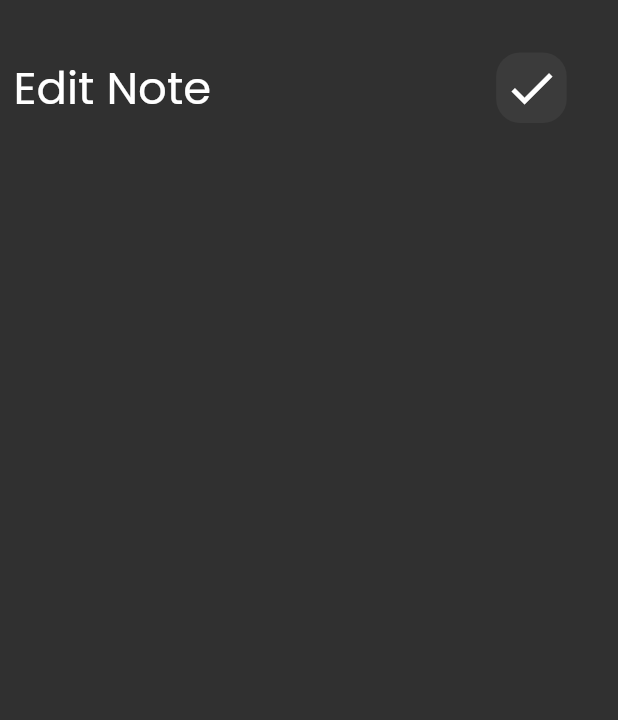
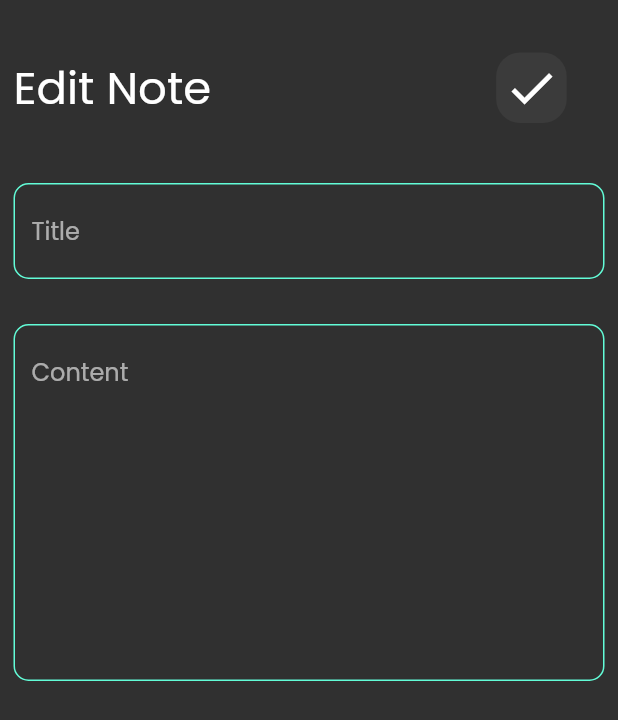
Before and after one commit to mohandalnjjar/notes_app, a Flutter app: the EditNotePage screen opened directly, on a phone screen of 412 x 824 dp. Shown: the top 720 px of the screen. Run offline on Flutter 3.47's test engine with Material 2 defaults, Android fonts, the phone set to English and light mode, and no system bars.

Commit message:
edit note view ui done

```diff
--- a/lib/pages/widgets/CutomeTextField.dart
+++ b/lib/pages/widgets/CutomeTextField.dart
@@ -2,7 +2,7 @@ import 'package:flutter/material.dart';
 import 'package:notes_app/pages/widgets/constance.dart';
 
 class CutomeTextField extends StatelessWidget {
-  CutomeTextField({super.key, required this.hintText, this.MaxLines = 1});
+ const CutomeTextField({super.key, required this.hintText, this.MaxLines = 1});
   final String hintText;
   final int MaxLines;
 
--- a/lib/pages/widgets/editNotePageBody.dart
+++ b/lib/pages/widgets/editNotePageBody.dart
@@ -1,4 +1,5 @@
 import 'package:flutter/material.dart';
+import 'package:notes_app/pages/widgets/CutomeTextField.dart';
 import 'package:notes_app/pages/widgets/custome_appbar.dart';
 
 class EditNotePageBody extends StatelessWidget {
@@ -9,7 +10,7 @@ class EditNotePageBody extends StatelessWidget {
     return Padding(
       padding: const EdgeInsets.symmetric(horizontal: 9),
       child: Column(
-        children: const [
+        children:const [
           SizedBox(
             height: 35,
           ),
@@ -18,6 +19,17 @@ class EditNotePageBody extends StatelessWidget {
             title: 'Edit Note',
             icon: Icons.check,
           ),
+          SizedBox(
+            height: 40,
+          ),
+          CutomeTextField(hintText: 'Title'),
+          SizedBox(
+            height: 30,
+          ),
+          CutomeTextField(
+            hintText: 'Content',
+            MaxLines: 9,
+          ),
         ],
       ),
     );
```
